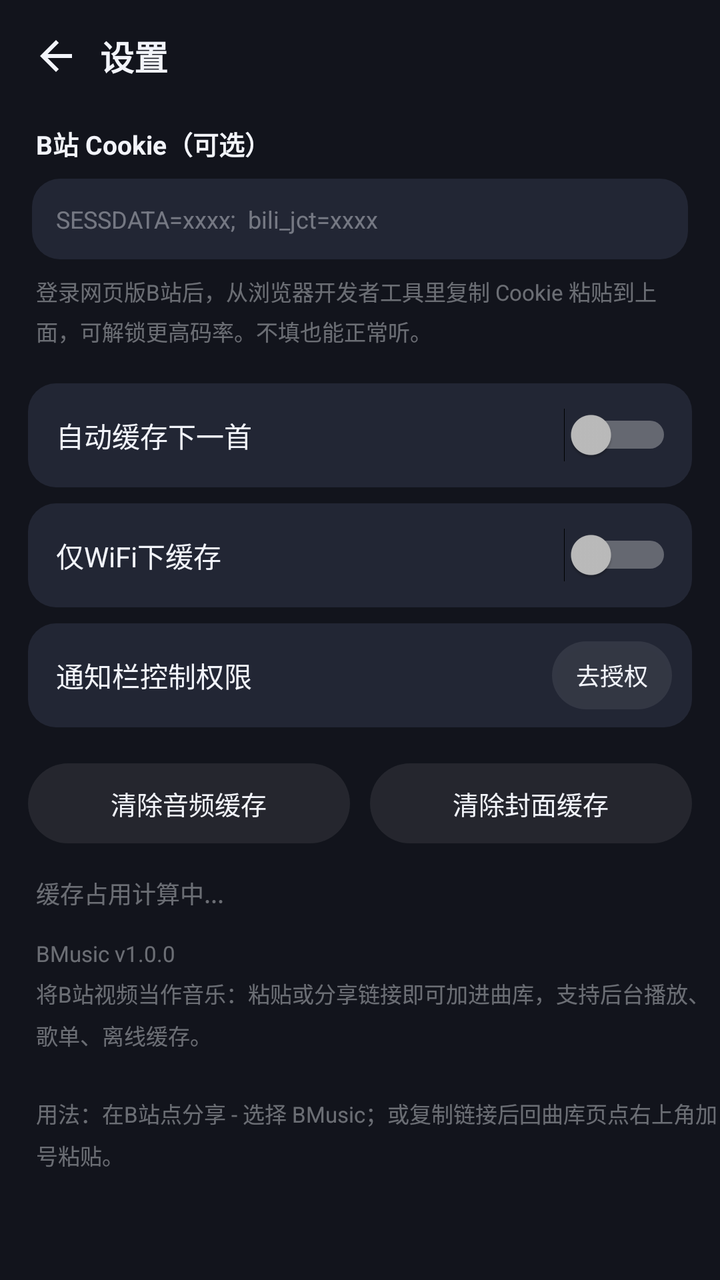
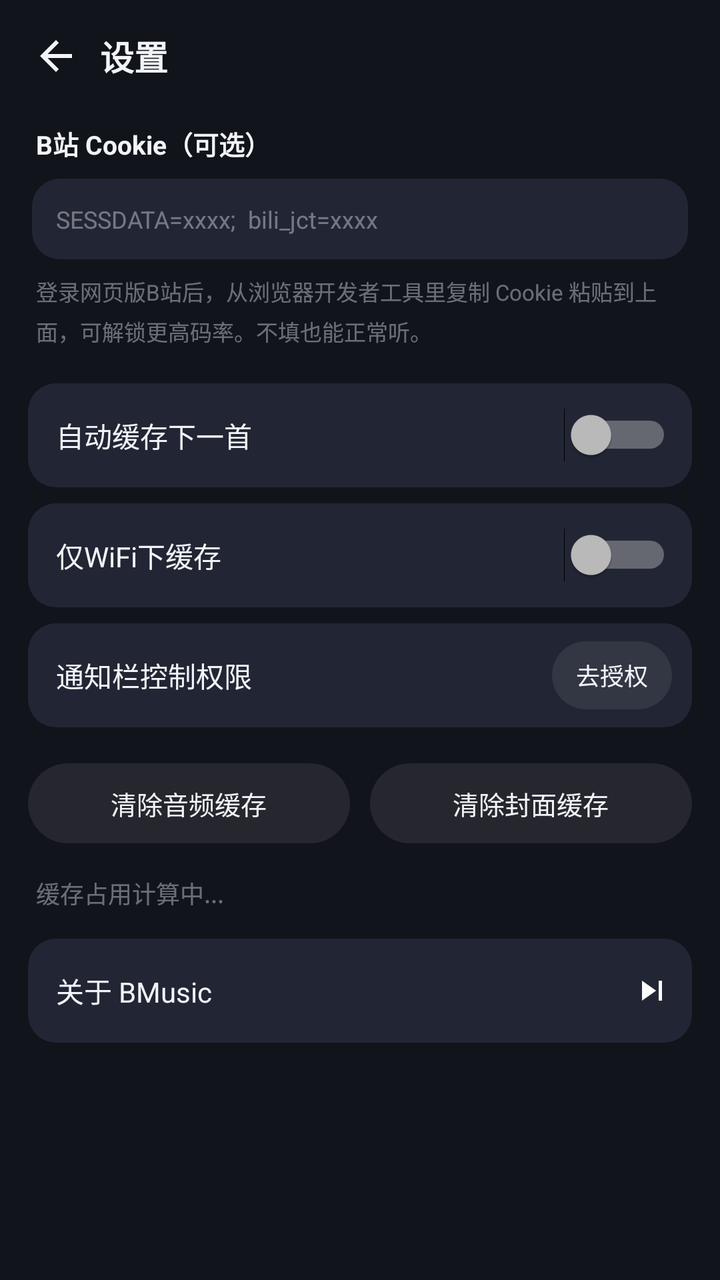

The first picture is an Android layout as it rendered before a commit; the second is the same layout after the commit. The layout source and the unified diff follow.
<!-- AndroidManifest.xml: application theme AppTheme -->
<!-- res/layout/activity_settings.xml -->
<?xml version="1.0" encoding="utf-8"?>
<ScrollView xmlns:android="http://schemas.android.com/apk/res/android"
    android:layout_width="match_parent"
    android:layout_height="match_parent"
    android:background="@color/bg">

    <LinearLayout
        android:layout_width="match_parent"
        android:layout_height="wrap_content"
        android:orientation="vertical"
        android:paddingBottom="24dp">

        <LinearLayout
            android:layout_width="match_parent"
            android:layout_height="56dp"
            android:gravity="center_vertical"
            android:paddingLeft="6dp">

            <ImageButton
                android:id="@+id/back"
                android:layout_width="44dp"
                android:layout_height="44dp"
                android:background="@null"
                android:contentDescription="返回"
                android:src="@drawable/ic_back"
                android:tint="@color/text" />

            <TextView
                style="@style/TitleText"
                android:layout_width="wrap_content"
                android:layout_height="wrap_content"
                android:text="设置"
                android:textSize="17sp" />
        </LinearLayout>

        <TextView
            android:layout_width="wrap_content"
            android:layout_height="wrap_content"
            android:layout_marginLeft="18dp"
            android:layout_marginTop="6dp"
            android:text="B站 Cookie（可选）"
            android:textColor="@color/text"
            android:textSize="13sp"
            android:textStyle="bold" />

        <EditText
            android:id="@+id/cookie"
            android:layout_width="match_parent"
            android:layout_height="wrap_content"
            android:layout_marginLeft="16dp"
            android:layout_marginRight="16dp"
            android:layout_marginTop="8dp"
            android:background="@drawable/shape_card"
            android:hint="SESSDATA=xxxx;  bili_jct=xxxx"
            android:inputType="textMultiLine"
            android:maxLines="3"
            android:padding="12dp"
            android:textColor="@color/text"
            android:textColorHint="@color/text_dim"
            android:textSize="12sp" />

        <TextView
            android:layout_width="match_parent"
            android:layout_height="wrap_content"
            android:layout_marginLeft="18dp"
            android:layout_marginRight="18dp"
            android:layout_marginTop="8dp"
            android:lineSpacingExtra="4dp"
            android:text="登录网页版B站后，从浏览器开发者工具里复制 Cookie 粘贴到上面，可解锁更高码率。不填也能正常听。"
            android:textColor="@color/text_dim"
            android:textSize="11sp" />

        <LinearLayout
            android:layout_width="match_parent"
            android:layout_height="52dp"
            android:layout_marginLeft="14dp"
            android:layout_marginRight="14dp"
            android:layout_marginTop="18dp"
            android:background="@drawable/shape_card"
            android:gravity="center_vertical"
            android:orientation="horizontal"
            android:paddingLeft="14dp"
            android:paddingRight="10dp">

            <TextView
                android:layout_width="0dp"
                android:layout_height="wrap_content"
                android:layout_weight="1"
                android:text="自动缓存下一首"
                android:textColor="@color/text"
                android:textSize="14sp" />

            <Switch
                android:id="@+id/sw_auto"
                android:layout_width="wrap_content"
                android:layout_height="wrap_content" />
        </LinearLayout>

        <LinearLayout
            android:layout_width="match_parent"
            android:layout_height="52dp"
            android:layout_marginLeft="14dp"
            android:layout_marginRight="14dp"
            android:layout_marginTop="8dp"
            android:background="@drawable/shape_card"
            android:gravity="center_vertical"
            android:orientation="horizontal"
            android:paddingLeft="14dp"
            android:paddingRight="10dp">

            <TextView
                android:layout_width="0dp"
                android:layout_height="wrap_content"
                android:layout_weight="1"
                android:text="仅WiFi下缓存"
                android:textColor="@color/text"
                android:textSize="14sp" />

            <Switch
                android:id="@+id/sw_wifi"
                android:layout_width="wrap_content"
                android:layout_height="wrap_content" />
        </LinearLayout>

        <LinearLayout
            android:layout_width="match_parent"
            android:layout_height="52dp"
            android:layout_marginLeft="14dp"
            android:layout_marginRight="14dp"
            android:layout_marginTop="8dp"
            android:background="@drawable/shape_card"
            android:gravity="center_vertical"
            android:orientation="horizontal"
            android:paddingLeft="14dp"
            android:paddingRight="10dp">

            <TextView
                android:layout_width="0dp"
                android:layout_height="wrap_content"
                android:layout_weight="1"
                android:text="通知栏控制权限"
                android:textColor="@color/text"
                android:textSize="14sp" />

            <Button
                android:id="@+id/btn_notify"
                android:layout_width="wrap_content"
                android:layout_height="34dp"
                android:background="@drawable/ripple_round"
                android:minWidth="0dp"
                android:paddingLeft="12dp"
                android:paddingRight="12dp"
                android:text="去授权"
                android:textAllCaps="false"
                android:textColor="@color/text"
                android:textSize="12sp" />
        </LinearLayout>

        <LinearLayout
            android:layout_width="match_parent"
            android:layout_height="wrap_content"
            android:layout_marginLeft="14dp"
            android:layout_marginRight="14dp"
            android:layout_marginTop="18dp"
            android:orientation="horizontal">

            <Button
                android:id="@+id/btn_clear_audio"
                android:layout_width="0dp"
                android:layout_height="40dp"
                android:layout_marginRight="5dp"
                android:layout_weight="1"
                android:background="@drawable/ripple_round"
                android:text="清除音频缓存"
                android:textAllCaps="false"
                android:textColor="@color/text"
                android:textSize="13sp" />

            <Button
                android:id="@+id/btn_clear_cover"
                android:layout_width="0dp"
                android:layout_height="40dp"
                android:layout_marginLeft="5dp"
                android:layout_weight="1"
                android:background="@drawable/ripple_round"
                android:text="清除封面缓存"
                android:textAllCaps="false"
                android:textColor="@color/text"
                android:textSize="13sp" />
        </LinearLayout>

        <TextView
            android:id="@+id/tv_usage"
            android:layout_width="match_parent"
            android:layout_height="wrap_content"
            android:layout_marginLeft="18dp"
            android:layout_marginTop="16dp"
            android:text="缓存占用计算中..."
            android:textColor="@color/text_dim"
            android:textSize="12sp" />

        <TextView
            android:id="@+id/about"
            android:layout_width="match_parent"
            android:layout_height="wrap_content"
            android:layout_marginLeft="18dp"
            android:layout_marginTop="14dp"
            android:lineSpacingExtra="5dp"
            android:text="BMusic v1.0.0\n将B站视频当作音乐：粘贴或分享链接即可加进曲库，支持后台播放、歌单、离线缓存。\n\n用法：在B站点分享 - 选择 BMusic；或复制链接后回曲库页点右上角加号粘贴。"
            android:textColor="@color/text_dim"
            android:textSize="11sp" />
    </LinearLayout>
</ScrollView>
<!-- resources referenced by this layout -->
<resources>
  <color name="bg">#FF12141C</color>
  <color name="text">#FFF2F4FA</color>
  <color name="text_dim">#66F2F4FA</color>
  <!-- drawable ic_back (drawable) -->
  <?xml version="1.0" encoding="utf-8"?>
  <vector xmlns:android="http://schemas.android.com/apk/res/android"
      android:width="24dp"
      android:height="24dp"
      android:viewportWidth="24.0"
      android:viewportHeight="24.0">
      <path
          android:fillColor="#FFFFFFFF"
          android:pathData="M20,11H7.83l5.59,-5.59L12,4l-8,8 8,8 1.41,-1.41L7.83,13H20v-2z" />
  </vector>
  <!-- drawable ripple_round (drawable) -->
  <?xml version="1.0" encoding="utf-8"?>
  <shape xmlns:android="http://schemas.android.com/apk/res/android" android:shape="rectangle">
      <solid android:color="#14FFFFFF" />
      <corners android:radius="24dp" />
  </shape>
  <!-- drawable shape_card (drawable) -->
  <?xml version="1.0" encoding="utf-8"?>
  <shape xmlns:android="http://schemas.android.com/apk/res/android" android:shape="rectangle">
      <solid android:color="@color/bg_card" />
      <corners android:radius="14dp" />
  </shape>
  <style name="TitleText">
          <item name="android:textSize">20sp</item>
          <item name="android:textColor">@color/text</item>
          <item name="android:textStyle">bold</item>
      </style>
  <style name="AppTheme" parent="@android:style/Theme.Material.NoActionBar">
          <item name="android:colorBackground">@color/bg</item>
          <item name="android:windowBackground">@color/bg</item>
          <item name="android:colorPrimary">@color/pink</item>
          <item name="android:colorPrimaryDark">@color/bg_soft</item>
          <item name="android:colorAccent">@color/pink</item>
          <item name="android:textColorPrimary">@color/text</item>
          <item name="android:textColorSecondary">@color/text_sub</item>
          <item name="android:navigationBarColor">@color/bg_soft</item>
          <item name="android:statusBarColor">@color/bg</item>
          <item name="android:windowLightStatusBar">false</item>
          <item name="android:windowTranslucentStatus">false</item>
          <item name="android:colorControlActivated">@color/pink</item>
          <item name="android:colorControlHighlight">#33FB7299</item>
          <item name="android:windowContentOverlay">@null</item>
      </style>
  <color name="bg_card">#FF222634</color>
  <color name="pink">#FFFB7299</color>
  <color name="bg_soft">#FF1A1D28</color>
  <color name="text_sub">#99F2F4FA</color>
</resources>

<!-- the commit's change to res/layout/activity_settings.xml (unified diff, before → after) -->
@@ -199,15 +199,32 @@
             android:textColor="@color/text_dim"
             android:textSize="12sp" />
 
-        <TextView
-            android:id="@+id/about"
-            android:layout_width="match_parent"
-            android:layout_height="wrap_content"
-            android:layout_marginLeft="18dp"
+        <LinearLayout
+            android:id="@+id/btn_about"
+            android:layout_width="match_parent"
+            android:layout_height="52dp"
+            android:layout_marginLeft="14dp"
+            android:layout_marginRight="14dp"
             android:layout_marginTop="14dp"
-            android:lineSpacingExtra="5dp"
-            android:text="BMusic v1.0.0\n将B站视频当作音乐：粘贴或分享链接即可加进曲库，支持后台播放、歌单、离线缓存。\n\n用法：在B站点分享 - 选择 BMusic；或复制链接后回曲库页点右上角加号粘贴。"
-            android:textColor="@color/text_dim"
-            android:textSize="11sp" />
+            android:background="@drawable/shape_card"
+            android:gravity="center_vertical"
+            android:orientation="horizontal"
+            android:paddingLeft="14dp"
+            android:paddingRight="10dp">
+
+            <TextView
+                android:layout_width="0dp"
+                android:layout_height="wrap_content"
+                android:layout_weight="1"
+                android:text="关于 BMusic"
+                android:textColor="@color/text"
+                android:textSize="14sp" />
+
+            <ImageView
+                android:layout_width="20dp"
+                android:layout_height="20dp"
+                android:src="@drawable/ic_next"
+                android:tint="@color/text_dim" />
+        </LinearLayout>
     </LinearLayout>
 </ScrollView>
<!-- resource entries referenced after the edit -->
@@ -13,6 +13,17 @@
       <path
           android:fillColor="#FFFFFFFF"
           android:pathData="M20,11H7.83l5.59,-5.59L12,4l-8,8 8,8 1.41,-1.41L7.83,13H20v-2z" />
+  </vector>
+  <!-- drawable ic_next (drawable) -->
+  <?xml version="1.0" encoding="utf-8"?>
+  <vector xmlns:android="http://schemas.android.com/apk/res/android"
+      android:width="24dp"
+      android:height="24dp"
+      android:viewportWidth="24.0"
+      android:viewportHeight="24.0">
+      <path
+          android:fillColor="#FFFFFFFF"
+          android:pathData="M6,18l8.5,-6L6,6v12zM16,6v12h2V6h-2z" />
   </vector>
   <!-- drawable ripple_round (drawable) -->
   <?xml version="1.0" encoding="utf-8"?>
